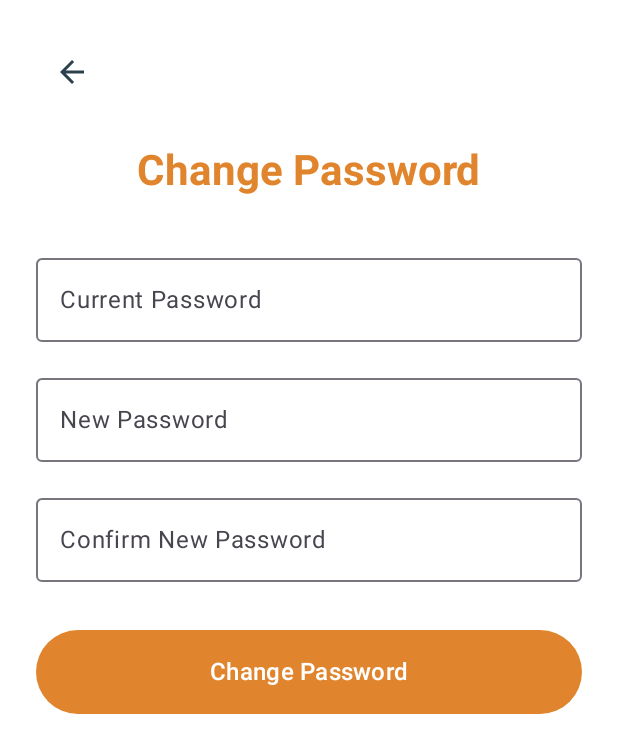
After one commit to lycadaniela/iSMAPC-android-app, an Android app built with Jetpack Compose: the ChangePasswordActivity screen opened directly, with no data from a screen before it, on a phone screen of 412 x 824 dp. The commit adds this screen. Shown: the top 753 px of the screen. Run offline under Robolectric (Android 15) with nearby library versions, the phone set to English and light mode, and no system bars; our stand-ins replace Firebase (no records; nobody signed in at launch, a user with empty details on screens opened directly); 1 statement that could not run was skipped.

Commit message:
change password

```diff
--- a/app/src/main/AndroidManifest.xml
+++ b/app/src/main/AndroidManifest.xml
@@ -74,6 +74,12 @@
             android:name=".ParentSignUpActivity"
             android:exported="false"
             android:label="Parent Sign Up"
+            android:theme="@style/Theme.ISMAPC" />
+
+        <activity
+            android:name=".ChangePasswordActivity"
+            android:exported="false"
+            android:label="Change Password"
             android:theme="@style/Theme.ISMAPC" />
 
         <receiver
--- /dev/null
+++ b/app/src/main/java/com/example/ismapc/ChangePasswordActivity.kt
@@ -0,0 +1,262 @@
+package com.example.ismapc
+
+import android.os.Bundle
+import android.widget.Toast
+import androidx.activity.ComponentActivity
+import androidx.activity.compose.setContent
+import androidx.compose.foundation.layout.*
+import androidx.compose.foundation.rememberScrollState
+import androidx.compose.foundation.text.KeyboardOptions
+import androidx.compose.foundation.verticalScroll
+import androidx.compose.material.icons.Icons
+import androidx.compose.material.icons.filled.ArrowBack
+import androidx.compose.material3.*
+import androidx.compose.runtime.*
+import androidx.compose.ui.Alignment
+import androidx.compose.ui.Modifier
+import androidx.compose.ui.platform.LocalContext
+import androidx.compose.ui.text.font.FontWeight
+import androidx.compose.ui.text.input.ImeAction
+import androidx.compose.ui.text.input.KeyboardType
+import androidx.compose.ui.text.input.PasswordVisualTransformation
+import androidx.compose.ui.unit.dp
+import com.example.ismapc.ui.theme.ISMAPCTheme
+import com.google.firebase.auth.FirebaseAuth
+
+class ChangePasswordActivity : ComponentActivity() {
+    private lateinit var auth: FirebaseAuth
+
+    override fun onCreate(savedInstanceState: Bundle?) {
+        super.onCreate(savedInstanceState)
+        auth = FirebaseAuth.getInstance()
+
+        setContent {
+            ISMAPCTheme {
+                Surface(
+                    modifier = Modifier.fillMaxSize(),
+                    color = MaterialTheme.colorScheme.background
+                ) {
+                    ChangePasswordScreen(
+                        onPasswordChanged = {
+                            Toast.makeText(this, "Password changed successfully", Toast.LENGTH_SHORT).show()
+                            finish()
+                        }
+                    )
+                }
+            }
+        }
+    }
+}
+
+@OptIn(ExperimentalMaterial3Api::class)
+@Composable
+fun ChangePasswordScreen(
+    onPasswordChanged: () -> Unit
+) {
+    var currentPassword by remember { mutableStateOf("") }
+    var newPassword by remember { mutableStateOf("") }
+    var confirmPassword by remember { mutableStateOf("") }
+    var isLoading by remember { mutableStateOf(false) }
+
+    var currentPasswordError by remember { mutableStateOf(false) }
+    var newPasswordError by remember { mutableStateOf(false) }
+    var confirmPasswordError by remember { mutableStateOf(false) }
+
+    val context = LocalContext.current
+    val auth = FirebaseAuth.getInstance()
+
+    Column(
+        modifier = Modifier
+            .fillMaxSize()
+            .verticalScroll(rememberScrollState())
+            .padding(24.dp),
+        horizontalAlignment = Alignment.CenterHorizontally
+    ) {
+        // Back button row
+        Row(
+            modifier = Modifier.fillMaxWidth(),
+            horizontalArrangement = Arrangement.Start
+        ) {
+            IconButton(
+                onClick = { (context as? ComponentActivity)?.finish() }
+            ) {
+                Icon(
+                    imageVector = Icons.Default.ArrowBack,
+                    contentDescription = "Back",
+                    tint = MaterialTheme.colorScheme.onBackground
+                )
+            }
+        }
+
+        Spacer(modifier = Modifier.height(24.dp))
+
+        // Title
+        Text(
+            text = "Change Password",
+            style = MaterialTheme.typography.headlineMedium.copy(
+                fontWeight = FontWeight.Bold
+            ),
+            color = MaterialTheme.colorScheme.primary
+        )
+
+        Spacer(modifier = Modifier.height(32.dp))
+
+        // Current Password
+        OutlinedTextField(
+            value = currentPassword,
+            onValueChange = {
+                currentPassword = it
+                currentPasswordError = false
+            },
+            label = { Text("Current Password") },
+            modifier = Modifier
+                .fillMaxWidth()
+                .padding(bottom = if (currentPasswordError) 4.dp else 16.dp),
+            singleLine = true,
+            isError = currentPasswordError,
+            visualTransformation = PasswordVisualTransformation(),
+            keyboardOptions = KeyboardOptions(
+                keyboardType = KeyboardType.Password,
+                imeAction = ImeAction.Next
+            )
+        )
+
+        if (currentPasswordError) {
+            Text(
+                text = "Please enter your current password",
+                color = MaterialTheme.colorScheme.error,
+                style = MaterialTheme.typography.bodySmall,
+                modifier = Modifier
+                    .fillMaxWidth()
+                    .padding(start = 16.dp, bottom = 16.dp)
+            )
+        }
+
+        // New Password
+        OutlinedTextField(
+            value = newPassword,
+            onValueChange = {
+                newPassword = it
+                newPasswordError = false
+                if (confirmPassword.isNotEmpty()) {
+                    confirmPasswordError = newPassword != confirmPassword
+                }
+            },
+            label = { Text("New Password") },
+            modifier = Modifier
+                .fillMaxWidth()
+                .padding(bottom = if (newPasswordError) 4.dp else 16.dp),
+            singleLine = true,
+            isError = newPasswordError,
+            visualTransformation = PasswordVisualTransformation(),
+            keyboardOptions = KeyboardOptions(
+                keyboardType = KeyboardType.Password,
+                imeAction = ImeAction.Next
+            )
+        )
+
+        if (newPasswordError) {
+            Text(
+                text = "Password must be at least 6 characters",
+                color = MaterialTheme.colorScheme.error,
+                style = MaterialTheme.typography.bodySmall,
+                modifier = Modifier
+                    .fillMaxWidth()
+                    .padding(start = 16.dp, bottom = 16.dp)
+            )
+        }
+
+        // Confirm New Password
+        OutlinedTextField(
+            value = confirmPassword,
+            onValueChange = {
+                confirmPassword = it
+                confirmPasswordError = newPassword != it
+            },
+            label = { Text("Confirm New Password") },
+            modifier = Modifier
+                .fillMaxWidth()
+                .padding(bottom = if (confirmPasswordError) 4.dp else 32.dp),
+            singleLine = true,
+            isError = confirmPasswordError,
+            visualTransformation = PasswordVisualTransformation(),
+            keyboardOptions = KeyboardOptions(
+                keyboardType = KeyboardType.Password,
+                imeAction = ImeAction.Done
+            )
+        )
+
+        if (confirmPasswordError) {
+            Text(
+                text = "Passwords do not match",
+                color = MaterialTheme.colorScheme.error,
+                style = MaterialTheme.typography.bodySmall,
+                modifier = Modifier
+                    .fillMaxWidth()
+                    .padding(start = 16.dp, bottom = 16.dp)
+            )
+        }
+
+        // Change Password Button
+        Button(
+            onClick = {
+                // Validate all fields
+                currentPasswordError = currentPassword.isBlank()
+                newPasswordError = newPassword.length < 6
+                confirmPasswordError = newPassword != confirmPassword
+
+                if (!currentPasswordError && !newPasswordError && !confirmPasswordError) {
+                    isLoading = true
+
+                    // First reauthenticate the user
+                    val user = auth.currentUser
+                    val credential = com.google.firebase.auth.EmailAuthProvider
+                        .getCredential(user?.email ?: "", currentPassword)
+
+                    user?.reauthenticate(credential)
+                        ?.addOnCompleteListener { reauthTask ->
+                            if (reauthTask.isSuccessful) {
+                                // Then update the password
+                                user.updatePassword(newPassword)
+                                    .addOnCompleteListener { updateTask ->
+                                        isLoading = false
+                                        if (updateTask.isSuccessful) {
+                                            onPasswordChanged()
+                                        } else {
+                                            Toast.makeText(
+                                                context,
+                                                "Failed to update password: ${updateTask.exception?.message}",
+                                                Toast.LENGTH_LONG
+                                            ).show()
+                                        }
+                                    }
+                            } else {
+                                isLoading = false
+                                Toast.makeText(
+                                    context,
+                                    "Current password is incorrect",
+                                    Toast.LENGTH_LONG
+                                ).show()
+                            }
+                        }
+                }
+            },
+            modifier = Modifier
+                .fillMaxWidth()
+                .height(56.dp),
+            enabled = !isLoading
+        ) {
+            if (isLoading) {
+                CircularProgressIndicator(
+                    modifier = Modifier.size(24.dp),
+                    color = MaterialTheme.colorScheme.onPrimary
+                )
+            } else {
+                Text(
+                    "Change Password",
+                    style = MaterialTheme.typography.titleMedium
+                )
+            }
+        }
+    }
+}
--- a/app/src/main/java/com/example/ismapc/MainActivity.kt
+++ b/app/src/main/java/com/example/ismapc/MainActivity.kt
@@ -849,7 +849,8 @@ fun ParentMainScreen(onLogout: () -> Unit) {
                                                     },
                                                     onClick = {
                                                         showSettingsMenu = false
-                                                        // TODO: Navigate to Change Password
+                                                        val intent = Intent(context, ChangePasswordActivity::class.java)
+                                                        context.startActivity(intent)
                                                     },
                                                     modifier = Modifier.height(48.dp)
                                                 )
```
